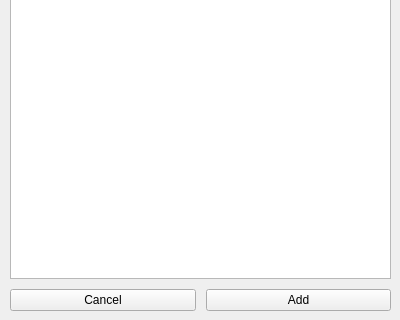
The window that src/addcontactpanel.ui (named-data/ChronoChat) describes before a commit, drawn with Qt 5; both pictures show x 0 to 400 and y 180 to 500 of the 400 by 500 pixel window.
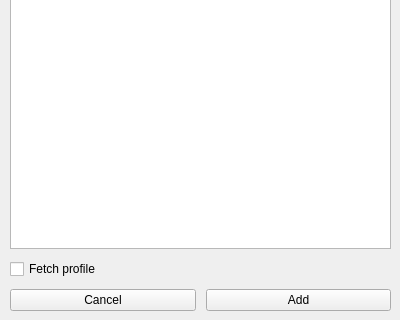
The same window after the commit.

```diff
--- a/src/addcontactpanel.ui
+++ b/src/addcontactpanel.ui
@@ -22,7 +22,7 @@
      <height>481</height>
     </rect>
    </property>
-   <layout class="QVBoxLayout" name="addContactPanelLayout" stretch="1,25,1">
+   <layout class="QVBoxLayout" name="addContactPanelLayout" stretch="1,25,0,1">
     <property name="spacing">
      <number>10</number>
     </property>
@@ -66,6 +66,16 @@
       </attribute>
      </widget>
     </item>
+    <item>
+     <widget class="QCheckBox" name="fetchBox">
+      <property name="text">
+       <string>Fetch profile</string>
+      </property>
+      <property name="checkable">
+       <bool>true</bool>
+      </property>
+     </widget>
+    </item>
     <item>
      <layout class="QHBoxLayout" name="buttonLayout">
       <item>
```
